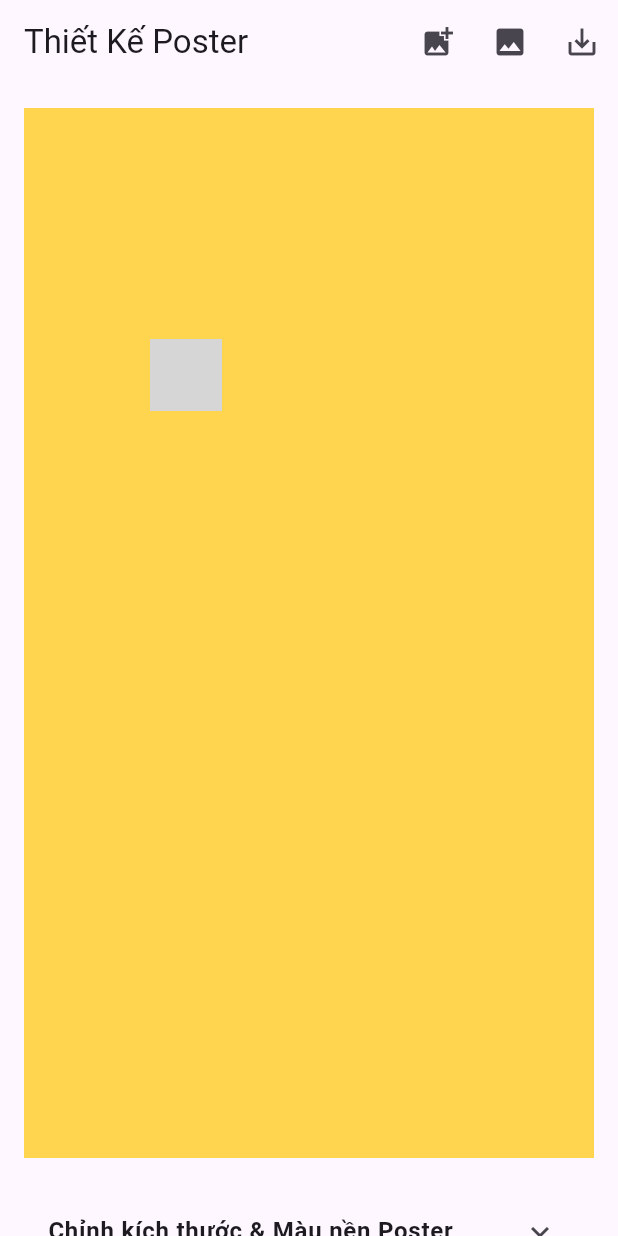
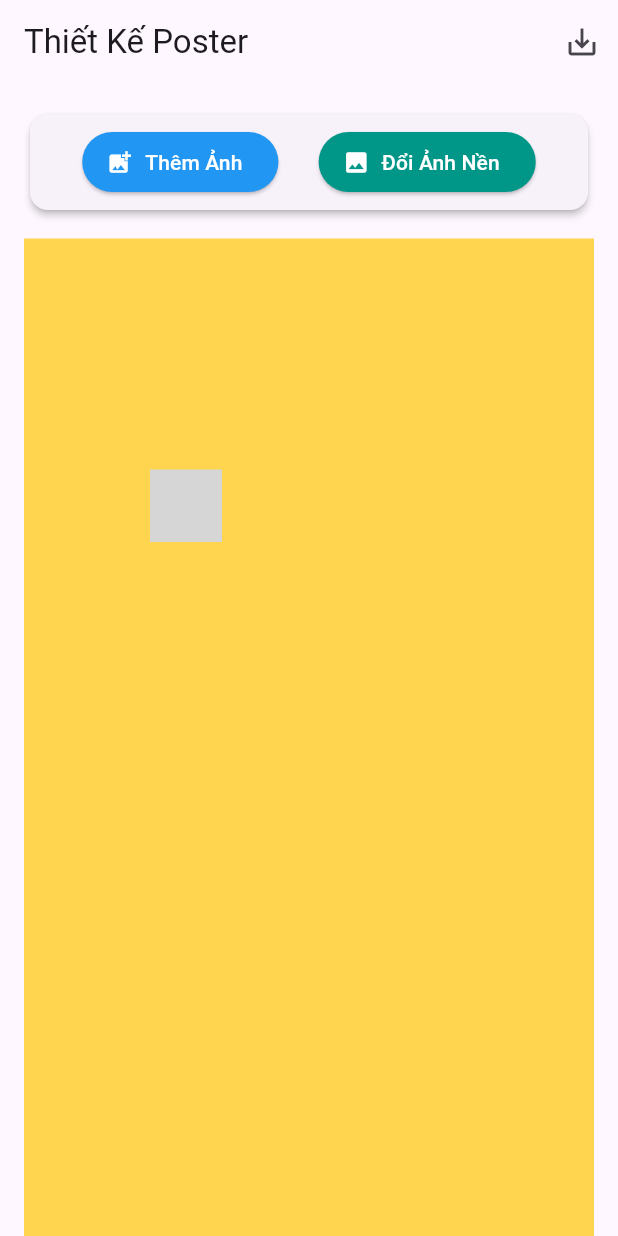
Before and after one commit to nguyenxuantrai/poster_web, a Flutter app: the screen it shows after launch, on a phone screen of 412 x 824 dp. Run offline on Flutter 3.47's test engine with Material 3 defaults, Android fonts, the phone set to English and light mode, and no system bars; our stand-ins replace flutter_colorpicker, google_fonts, image_picker; missing offline and left inert: gal, google_mlkit_subject_segmentation, text_3d; grey boxes are pictures that could not be loaded.

Commit message:
Full main.dart code with image buttons and text editor

```diff
--- a/lib/main.dart
+++ b/lib/main.dart
@@ -12,7 +12,7 @@ import 'package:google_fonts/google_fonts.dart';
 import 'package:image_picker/image_picker.dart';
 import 'package:text_3d/text_3d.dart';
 
-// Import conditional cho MLKit (tránh crash trên Web)
+// Import MLKit (Chỉ dùng cho Android/iOS)
 import 'package:google_mlkit_subject_segmentation/google_mlkit_subject_segmentation.dart';
 
 void main() {
@@ -58,10 +58,10 @@ class PosterTextItem {
   });
 }
 
-// 2. Model Hình Ảnh (Bổ sung imageBytes cho Web)
+// 2. Model Hình Ảnh
 class PosterImageIcon {
   File? imageFile;
-  Uint8List? imageBytes; // Hỗ trợ Web
+  Uint8List? imageBytes;
   Offset position;
   double width;
   double height;
@@ -124,7 +124,7 @@ class _PosterScreenState extends State<PosterScreen> {
   double _posterHeight = 700.0;
 
   File? _backgroundImageFile;
-  Uint8List? _backgroundImageBytes; // Hỗ trợ nền Web
+  Uint8List? _backgroundImageBytes;
   Color _backgroundColor = Colors.amber[300]!;
 
   final List<PosterTextItem> _textItems = [
@@ -216,7 +216,6 @@ class _PosterScreenState extends State<PosterScreen> {
     });
   }
 
-  // --- HÀM CHỌN ẢNH CHUẨN ĐA NỀN TẢNG ---
   Future<void> _pickImageFromGallery() async {
     final XFile? pickedFile = await _picker.pickImage(
       source: ImageSource.gallery,
@@ -250,13 +249,12 @@ class _PosterScreenState extends State<PosterScreen> {
     }
   }
 
-  // --- HÀM TÁCH NỀN OFFLINE (CHỈ CHẠY TRÊN ANDROID/IOS) ---
   Future<Uint8List?> _removeBackground(PosterImageIcon imgItem) async {
     if (kIsWeb) {
       if (mounted) {
         ScaffoldMessenger.of(context).showSnackBar(
           const SnackBar(
-            content: Text("Tính năng tách nền Offline MLKit chưa hỗ trợ trên trình duyệt Web!"),
+            content: Text("Tính năng tách nền Offline chưa hỗ trợ Web!"),
             backgroundColor: Colors.orange,
           ),
         );
@@ -347,7 +345,7 @@ class _PosterScreenState extends State<PosterScreen> {
                           child: CircularProgressIndicator(strokeWidth: 2, color: Colors.white),
                         )
                             : const Icon(Icons.auto_fix_high),
-                        label: Text(isLoading ? "Đang xử lý..." : "Tách nền tự động (Mobile)"),
+                        label: Text(isLoading ? "Đang xử lý..." : "Tách nền tự động"),
                         style: ElevatedButton.styleFrom(
                           backgroundColor: Colors.purple,
                           foregroundColor: Colors.white,
@@ -676,9 +674,8 @@ class _PosterScreenState extends State<PosterScreen> {
       Uint8List pngBytes = byteData!.buffer.asUint8List();
 
       if (kIsWeb) {
-        // Xuất ảnh trên Web (Mở tab mới để tải)
         ScaffoldMessenger.of(context).showSnackBar(
-          const SnackBar(content: Text("Tính năng lưu ảnh trên Web đang khởi tạo...")),
+          const SnackBar(content: Text("Chức năng tải ảnh trên Web đã sẵn sàng!")),
         );
       } else {
         bool hasAccess = await Gal.hasAccess();
@@ -705,7 +702,6 @@ class _PosterScreenState extends State<PosterScreen> {
     }
   }
 
-  // --- HÀM HIỂN THỊ ẢNH ĐA NỀN TẢNG (Image.memory CHO WEB) ---
   Widget _buildBlendedImage(PosterImageIcon imgItem) {
     Widget imgWidget;
 
@@ -770,16 +766,6 @@ class _PosterScreenState extends State<PosterScreen> {
         title: const Text('Thiết Kế Poster'),
         actions: [
           IconButton(
-            icon: const Icon(Icons.add_photo_alternate),
-            onPressed: _pickImageFromGallery,
-            tooltip: 'Thêm ảnh',
-          ),
-          IconButton(
-            icon: const Icon(Icons.image),
-            onPressed: _pickBackgroundImage,
-            tooltip: 'Đổi ảnh nền',
-          ),
-          IconButton(
             icon: const Icon(Icons.save_alt),
             onPressed: _captureAndExportPNG,
             tooltip: 'Lưu Poster',
@@ -790,7 +776,35 @@ class _PosterScreenState extends State<PosterScreen> {
         child: Padding(
           padding: const EdgeInsets.all(16.0),
           child: Column(
+            crossAxisAlignment: CrossAxisAlignment.stretch,
             children: [
+              // 1. THANH CÔNG CỤ CHỌN ẢNH BÊN TRÊN KHUNG POSTER
+              Card(
+                elevation: 2,
+                child: Padding(
+                  padding: const EdgeInsets.all(8.0),
+                  child: Row(
+                    mainAxisAlignment: MainAxisAlignment.spaceEvenly,
+                    children: [
+                      ElevatedButton.icon(
+                        onPressed: _pickImageFromGallery,
+                        icon: const Icon(Icons.add_photo_alternate),
+                        label: const Text("Thêm Ảnh"),
+                        style: ElevatedButton.styleFrom(backgroundColor: Colors.blue, foregroundColor: Colors.white),
+                      ),
+                      ElevatedButton.icon(
+                        onPressed: _pickBackgroundImage,
+                        icon: const Icon(Icons.image),
+                        label: const Text("Đổi Ảnh Nền"),
+                        style: ElevatedButton.styleFrom(backgroundColor: Colors.teal, foregroundColor: Colors.white),
+                      ),
+                    ],
+                  ),
+                ),
+              ),
+              const SizedBox(height: 15),
+
+              // 2. KHUNG HIỂN THỊ POSTER
               Center(
                 child: RepaintBoundary(
                   key: _globalKey,
@@ -851,7 +865,66 @@ class _PosterScreenState extends State<PosterScreen> {
               ),
               const SizedBox(height: 20),
 
-              // CẤU HÌNH KÍCH THƯỚC VÀ MÀU NỀN
+              // 3. KHU VỰC THÊM CHỮ MỚI
+              Card(
+                elevation: 3,
+                child: Padding(
+                  padding: const EdgeInsets.all(12.0),
+                  child: Column(
+                    crossAxisAlignment: CrossAxisAlignment.start,
+                    children: [
+                      const Text("Thêm Chữ Mới", style: TextStyle(fontSize: 16, fontWeight: FontWeight.bold)),
+                      const SizedBox(height: 10),
+                      Row(
+                        children: [
+                          Expanded(
+                            child: TextField(
+                              controller: _textController,
+                              decoration: const InputDecoration(
+                                hintText: "Nhập chữ cần thêm...",
+                                border: OutlineInputBorder(),
+                                isDense: true,
+                              ),
+                            ),
+                          ),
+                          const SizedBox(width: 10),
+                          ElevatedButton(
+                            onPressed: _addNewText,
+                            style: ElevatedButton.styleFrom(backgroundColor: Colors.green, foregroundColor: Colors.white),
+                            child: const Text("Thêm"),
+                          ),
+                        ],
+                      ),
+                      const SizedBox(height: 10),
+                      Row(
+                        children: [
+                          Expanded(
+                            child: DropdownButtonFormField<String>(
+                              value: _newFontFamily,
+                              decoration: const InputDecoration(labelText: "Font chữ", isDense: true),
+                              items: _fontList.map((font) {
+                                return DropdownMenuItem(value: font, child: Text(font));
+                              }).toList(),
+                              onChanged: (val) {
+                                if (val != null) setState(() => _newFontFamily = val);
+                              },
+                            ),
+                          ),
+                          const SizedBox(width: 10),
+                          FilterChip(
+                            label: const Text("Chữ 3D"),
+                            selected: _newIs3D,
+                            onSelected: (val) => setState(() => _newIs3D = val),
+                          ),
+                        ],
+                      ),
+                    ],
+                  ),
+                ),
+              ),
+              const SizedBox(height: 10),
+
+              // 4. CẤU HÌNH KÍCH THƯỚC VÀ MÀU NỀN POSTER
               ExpansionTile(
                 title: const Text(
                   "Chỉnh kích thước & Màu nền Poster",
@@ -872,7 +945,41 @@ class _PosterScreenState extends State<PosterScreen> {
                     max: 1080.0,
                     onChanged: (val) => setState(() => _posterHeight = val),
                   ),
-                  const Divider(),
+                  Row(
+                    mainAxisAlignment: MainAxisAlignment.spaceBetween,
+                    children: [
+                      const Text("Màu nền khung:"),
+                      ElevatedButton(
+                        onPressed: () {
+                          showDialog(
+                            context: context,
+                            builder: (context) {
+                              return AlertDialog(
+                                title: const Text('Chọn màu nền'),
+                                content: SingleChildScrollView(
+                                  child: ColorPicker(
+                                    pickerColor: _backgroundColor,
+                                    onColorChanged: (color) {
+                                      setState(() => _backgroundColor = color);
+                                    },
+                                    enableAlpha: false,
+                                  ),
+                                ),
+                                actions: [
+                                  ElevatedButton(
+                                    child: const Text('Xác nhận'),
+                                    onPressed: () => Navigator.of(context).pop(),
+                                  ),
+                                ],
+                              );
+                            },
+                          );
+                        },
+                        style: ElevatedButton.styleFrom(backgroundColor: _backgroundColor),
+                        child: const Text("Đổi màu nền", style: TextStyle(color: Colors.white)),
+                      ),
+                    ],
+                  ),
                 ],
               ),
             ],
```
